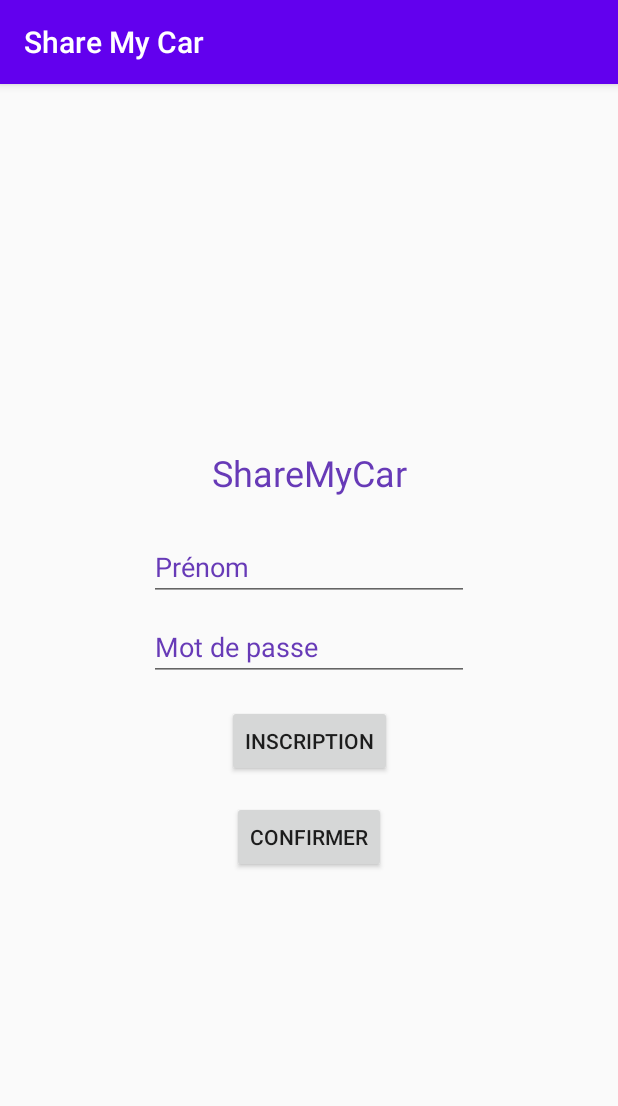
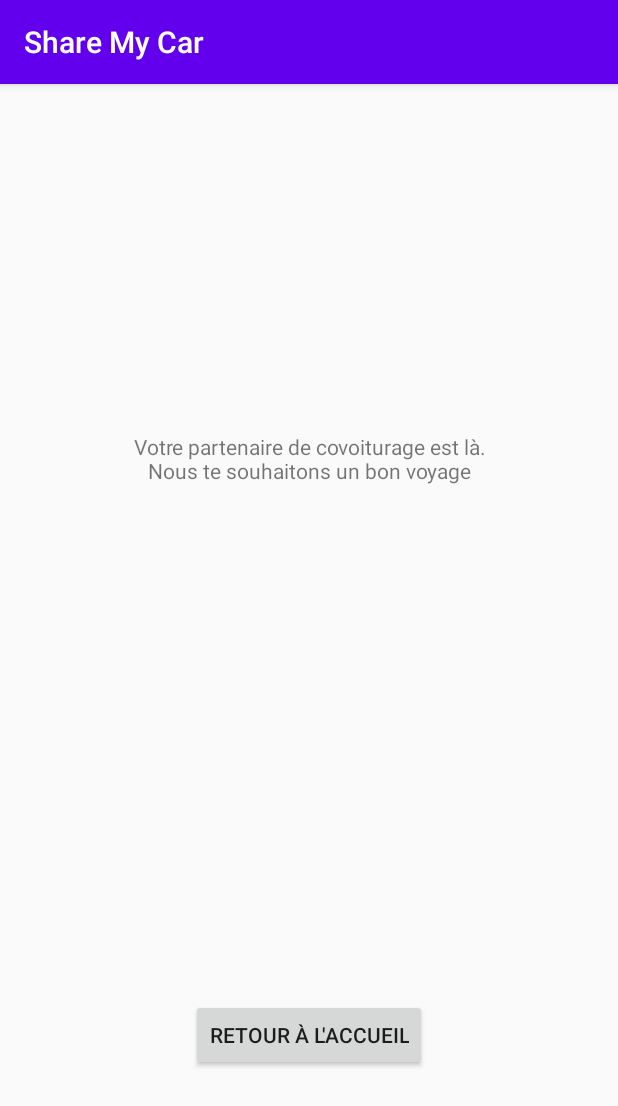
Before and after one commit to benjivou/ShareMyCar, an Android app: the RegistrationFragment screen opened through its navigation route, after a tap on "RETOUR", on a phone screen of 412 x 824 dp. Shown: the top 1106 px of the screen. Run offline under Robolectric (Android 15) with nearby library versions, the phone set to English and light mode, and no system bars; libraries missing offline, so code that uses them is left out: splitties.toast.toast.

Commit message:
Add the thanking pages

```diff
--- /dev/null
+++ b/src/sharemycar/app/src/main/java/com/example/sharemycar/ui/fragment/ThanksFragment.kt
@@ -0,0 +1,56 @@
+package com.example.sharemycar.ui.fragment
+
+import android.os.Bundle
+import androidx.fragment.app.Fragment
+import android.view.LayoutInflater
+import android.view.View
+import android.view.ViewGroup
+import androidx.fragment.app.activityViewModels
+import androidx.lifecycle.Observer
+import androidx.navigation.fragment.findNavController
+import com.example.sharemycar.R
+import com.example.sharemycar.databinding.FragmentThanksBinding
+import com.example.sharemycar.ui.viewmodels.SessionViewModel
+
+/**
+ * A simple [Fragment] subclass.
+ * Use the [ThanksFragment.newInstance] factory method to
+ * create an instance of this fragment.
+ */
+class ThanksFragment : Fragment() {
+
+    private val sessionViewModel: SessionViewModel by activityViewModels()
+
+    private var _binding: FragmentThanksBinding? = null
+    private val binding get() = _binding!!
+
+    override fun onCreate(savedInstanceState: Bundle?) {
+        super.onCreate(savedInstanceState)
+    }
+
+    override fun onCreateView(
+        inflater: LayoutInflater, container: ViewGroup?,
+        savedInstanceState: Bundle?
+    ): View? {
+        _binding = FragmentThanksBinding.inflate(inflater, container, false)
+        displayThanksMessage()
+        binding.backHomeBtn.setOnClickListener {
+            findNavController().navigate(R.id.action_thanksFragment_to_homePage)
+        }
+
+        return binding.root
+    }
+
+    fun displayThanksMessage() {
+        sessionViewModel.isDriver.observe(viewLifecycleOwner, Observer {
+            if(it)
+                changeThanksMessage("Merci d'avoir pris des passagers sur votre trajet.\nLa Nature te remercie")
+            else
+                changeThanksMessage("Votre partenaire de covoiturage est là.\nNous te souhaitons un bon voyage")
+        })
+    }
+
+    fun changeThanksMessage(str: String) {
+        binding.thankingMsg.text = str
+    }
+}
--- a/src/sharemycar/app/src/main/java/com/example/sharemycar/ui/viewmodels/SessionViewModel.kt
+++ b/src/sharemycar/app/src/main/java/com/example/sharemycar/ui/viewmodels/SessionViewModel.kt
@@ -6,4 +6,5 @@ import com.example.sharemycar.data.models.User
 
 class SessionViewModel :ViewModel() {
     val user: MutableLiveData<User?> = MutableLiveData(null) // current user loaded
+    val isDriver: MutableLiveData<Boolean> = MutableLiveData(false)
 }
--- /dev/null
+++ b/src/sharemycar/app/src/main/res/layout/fragment_thanks.xml
@@ -0,0 +1,40 @@
+<?xml version="1.0" encoding="utf-8"?>
+<androidx.constraintlayout.widget.ConstraintLayout xmlns:android="http://schemas.android.com/apk/res/android"
+    xmlns:app="http://schemas.android.com/apk/res-auto"
+    xmlns:tools="http://schemas.android.com/tools"
+    android:layout_width="match_parent"
+    android:layout_height="match_parent"
+    tools:context=".ui.fragment.ThanksFragment">
+
+    <!-- TODO: Update blank fragment layout -->
+    <TextView
+        android:id="@+id/thanking_msg"
+        android:layout_width="wrap_content"
+        android:layout_height="wrap_content"
+        android:layout_marginStart="8dp"
+        android:layout_marginEnd="8dp"
+        android:text="@string/hello_blank_fragment"
+        app:layout_constraintBottom_toTopOf="@+id/guideline2"
+        app:layout_constraintEnd_toEndOf="parent"
+        app:layout_constraintStart_toStartOf="parent"
+        app:layout_constraintTop_toTopOf="parent"
+        android:gravity="center"/>
+
+    <Button
+        android:id="@+id/back_home_btn"
+        android:layout_width="wrap_content"
+        android:layout_height="wrap_content"
+        android:text="@string/back_home"
+        app:layout_constraintBottom_toBottomOf="parent"
+        app:layout_constraintEnd_toEndOf="parent"
+        app:layout_constraintStart_toStartOf="parent"
+        app:layout_constraintTop_toTopOf="@+id/guideline2" />
+
+    <androidx.constraintlayout.widget.Guideline
+        android:id="@+id/guideline2"
+        android:layout_width="wrap_content"
+        android:layout_height="wrap_content"
+        android:orientation="horizontal"
+        app:layout_constraintGuide_percent="0.65" />
+
+</androidx.constraintlayout.widget.ConstraintLayout>
--- a/src/sharemycar/app/src/main/res/navigation/nav_graph.xml
+++ b/src/sharemycar/app/src/main/res/navigation/nav_graph.xml
@@ -3,7 +3,7 @@
     xmlns:app="http://schemas.android.com/apk/res-auto"
     xmlns:tools="http://schemas.android.com/tools"
     android:id="@+id/nav_graph"
-    app:startDestination="@id/homePage">
+    app:startDestination="@id/thanksFragment">
     <fragment
         android:id="@+id/loginFragment"
         android:name="com.example.sharemycar.ui.fragment.LoginFragment"
@@ -21,4 +21,13 @@
         android:name="com.example.sharemycar.ui.fragment.RegistrationFragment"
         android:label="fragment_registration"
         tools:layout="@layout/fragment_registration" />
+    <fragment
+        android:id="@+id/thanksFragment"
+        android:name="com.example.sharemycar.ui.fragment.ThanksFragment"
+        android:label="fragment_thanks"
+        tools:layout="@layout/fragment_thanks" >
+        <action
+            android:id="@+id/action_thanksFragment_to_homePage"
+            app:destination="@id/homePage" />
+    </fragment>
 </navigation>
--- a/src/sharemycar/app/src/main/res/values/strings.xml
+++ b/src/sharemycar/app/src/main/res/values/strings.xml
@@ -24,4 +24,7 @@
     <string name="ok_btn_txt">Confirmer</string>
     <string name="point_d_arriv">Point d\'arrivé</string>
     <string name="subscribt_btn_txt">Inscription</string>
+    <!-- TODO: Remove or change this placeholder text -->
+    <string name="hello_blank_fragment">Hello blank fragment</string>
+    <string name="back_home">Retour à l\'accueil</string>
 </resources>
```
